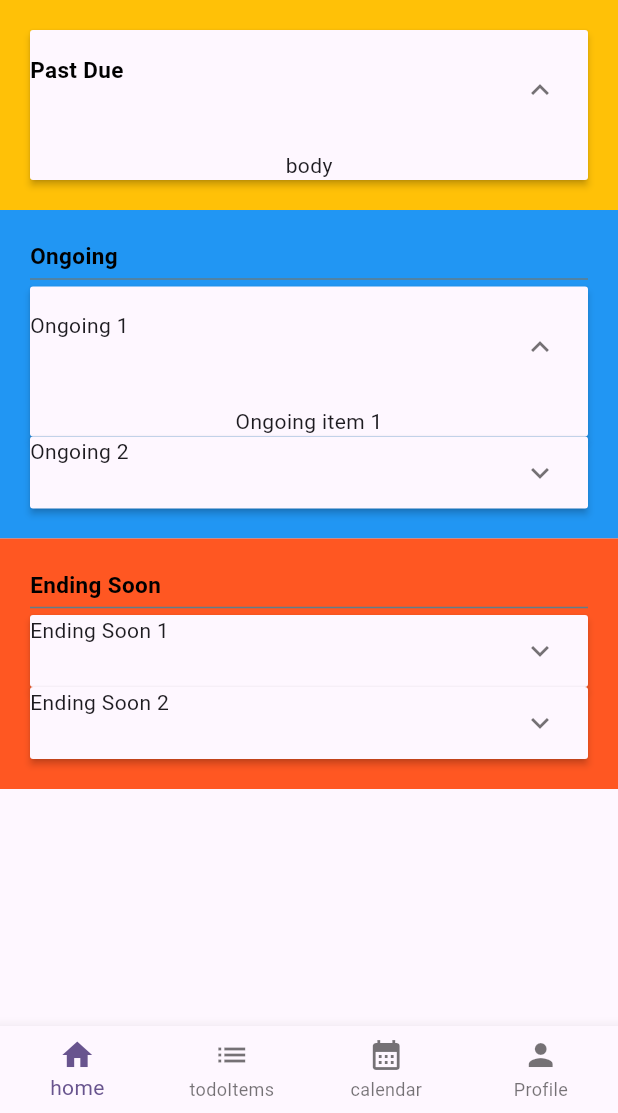
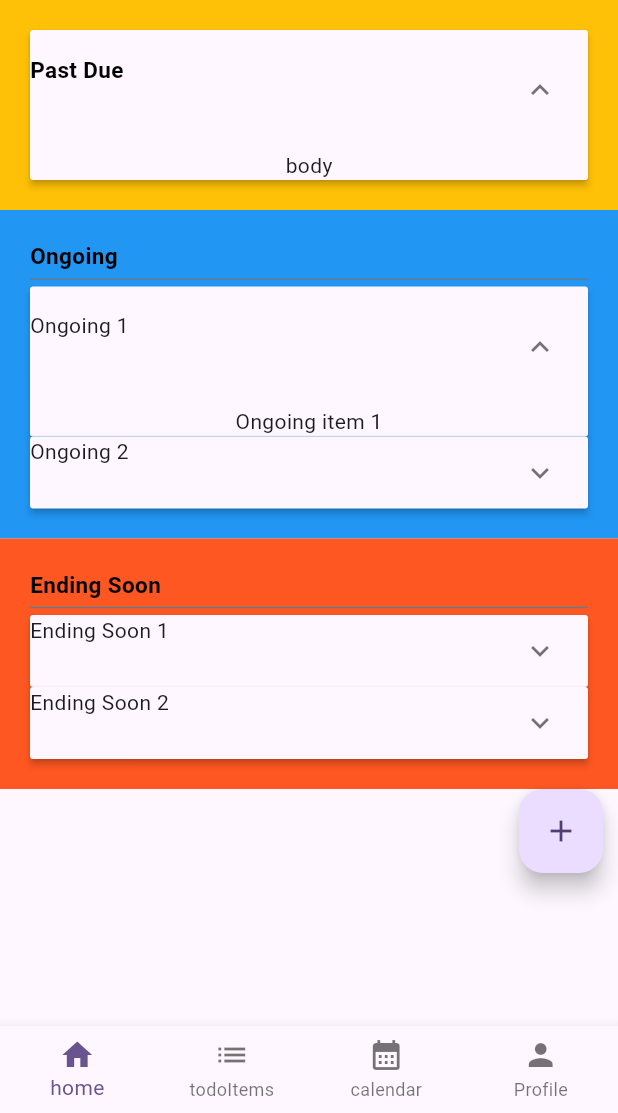
Before and after one commit to Gurinderp/todoList_flutter, a Flutter app: the screen it shows after launch, on a phone screen of 412 x 824 dp, the part 123-1236 px from its top. Run offline on Flutter 3.47's test engine with Material 3 defaults, Android fonts, the phone set to English and light mode, and no system bars.

Commit message:
adding floatingactionbutton to todolist screen

```diff
--- a/lib/main.dart
+++ b/lib/main.dart
@@ -31,14 +31,6 @@ class MyHomePage extends StatefulWidget {
 }
 
 class _MyHomePageState extends State<MyHomePage> {
-  int _counter = 0;
-
-  void _incrementCounter() {
-    setState(() {
-      _counter++;
-    });
-  }
-
   @override
   Widget build(BuildContext context) {
     return Scaffold(
--- a/lib/screens/listitems.dart
+++ b/lib/screens/listitems.dart
@@ -2,6 +2,8 @@ import 'package:flutter/material.dart';
 
 class Listitems extends StatelessWidget {
   const Listitems({super.key});
+
+  void _floatingAction() {}
 
   @override
   Widget build(BuildContext context) {
@@ -131,6 +133,18 @@ class Listitems extends StatelessWidget {
               ],
             ),
           ),
+
+          Container(
+            padding: EdgeInsets.fromLTRB(0, 0, 10, 10),
+            child: Align(
+              alignment: Alignment.centerRight,
+              child: FloatingActionButton(
+                onPressed: _floatingAction,
+                tooltip: 'Increment',
+                child: const Icon(Icons.add),
+              ),
+            ),
+          ),
         ],
       ),
     );
```
